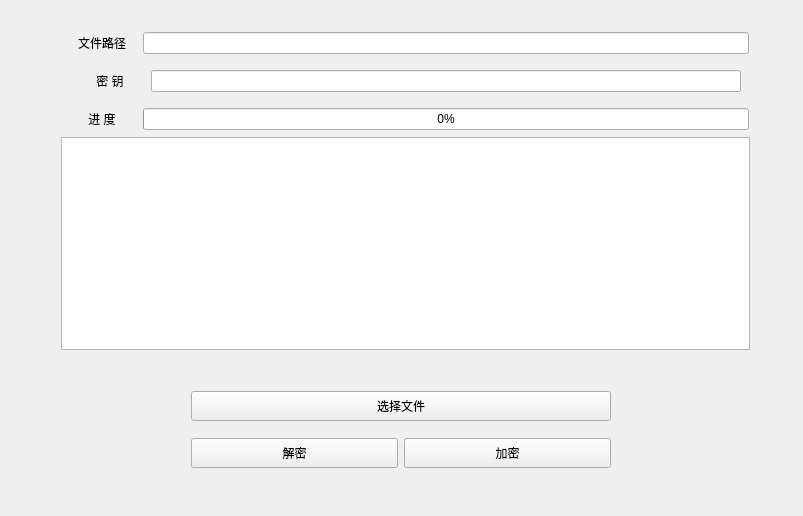
Before: the Qt Designer form widget.ui in AiBryce/FileEncryptionAndDecryptionProgramDemo, drawn with Qt 5.
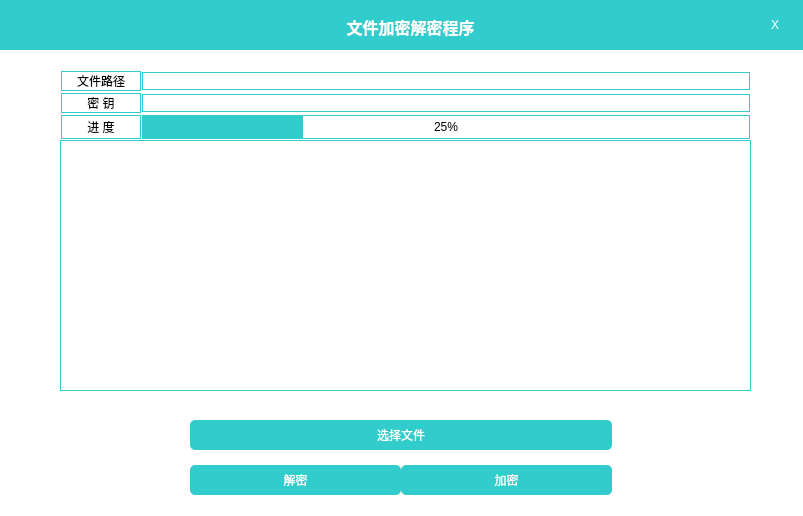
After: the same form once the commit is applied.

Commit message: 美化界面

What changed in the file:
```diff
--- a/widget.ui
+++ b/widget.ui
@@ -13,27 +13,64 @@
   <property name="windowTitle">
    <string>Widget</string>
   </property>
+  <property name="styleSheet">
+   <string notr="true">    *{background-color:rgb(255, 255, 255);}
+QPushButton
+{
+    color:white;
+    background-color:rgb(51, 204, 204);
+    border-radius:5px;
+}
+
+QPushButton:hover
+{
+background-color:rgb(0,130,150);
+border:2px solid #5F92B2;
+border-radius:5px;
+color:white;
+}
+QLineEdit
+{
+border: 1px solid rgb(51, 204, 204);
+}
+QProgressBar
+{
+border: 1px solid rgb(51, 204, 204);
+}
+QTextEdit
+{
+border: 1px solid rgb(51, 204, 204);
+}
+QLabel
+{
+border: 1px solid rgb(51, 204, 204);
+}
+</string>
+  </property>
   <widget class="QWidget" name="verticalWidget" native="true">
    <property name="geometry">
     <rect>
      <x>60</x>
-     <y>30</y>
+     <y>70</y>
      <width>691</width>
      <height>321</height>
     </rect>
    </property>
    <layout class="QVBoxLayout" name="verticalLayout">
+    <property name="spacing">
+     <number>0</number>
+    </property>
     <property name="leftMargin">
-     <number>1</number>
+     <number>0</number>
     </property>
     <property name="topMargin">
-     <number>1</number>
+     <number>0</number>
     </property>
     <property name="rightMargin">
-     <number>1</number>
+     <number>0</number>
     </property>
     <property name="bottomMargin">
-     <number>1</number>
+     <number>0</number>
     </property>
     <item>
      <widget class="QWidget" name="horizontalWidget_2" native="true">
@@ -102,6 +139,18 @@
        <property name="spacing">
         <number>1</number>
        </property>
+       <property name="leftMargin">
+        <number>1</number>
+       </property>
+       <property name="topMargin">
+        <number>1</number>
+       </property>
+       <property name="rightMargin">
+        <number>1</number>
+       </property>
+       <property name="bottomMargin">
+        <number>1</number>
+       </property>
        <item>
         <widget class="QLabel" name="label_2">
          <property name="sizePolicy">
@@ -178,8 +227,17 @@
        </item>
        <item>
         <widget class="QProgressBar" name="progressBar">
+         <property name="styleSheet">
+          <string notr="true">QProgressBar::chunk {
+               background-color:rgb(51, 204, 204);
+               width: 20px;
+     }</string>
+         </property>
          <property name="value">
-          <number>0</number>
+          <number>25</number>
+         </property>
+         <property name="alignment">
+          <set>Qt::AlignCenter</set>
          </property>
         </widget>
        </item>
@@ -199,7 +257,7 @@
    <property name="geometry">
     <rect>
      <x>190</x>
-     <y>390</y>
+     <y>420</y>
      <width>422</width>
      <height>91</height>
     </rect>
@@ -211,17 +269,20 @@
     </size>
    </property>
    <layout class="QVBoxLayout" name="verticalLayout_2">
+    <property name="spacing">
+     <number>0</number>
+    </property>
     <property name="leftMargin">
-     <number>1</number>
+     <number>0</number>
     </property>
     <property name="topMargin">
-     <number>1</number>
+     <number>0</number>
     </property>
     <property name="rightMargin">
-     <number>1</number>
+     <number>0</number>
     </property>
     <property name="bottomMargin">
-     <number>1</number>
+     <number>0</number>
     </property>
     <item>
      <widget class="QPushButton" name="pushButton">
@@ -248,6 +309,9 @@
        </size>
       </property>
       <layout class="QHBoxLayout" name="horizontalLayout">
+       <property name="spacing">
+        <number>0</number>
+       </property>
        <property name="leftMargin">
         <number>0</number>
        </property>
@@ -291,6 +355,97 @@
     </item>
    </layout>
   </widget>
+  <widget class="QWidget" name="horizontalWidget_4" native="true">
+   <property name="geometry">
+    <rect>
+     <x>0</x>
+     <y>0</y>
+     <width>830</width>
+     <height>50</height>
+    </rect>
+   </property>
+   <property name="layoutDirection">
+    <enum>Qt::LeftToRight</enum>
+   </property>
+   <property name="styleSheet">
+    <string notr="true">
+  background-color:rgb(51, 204, 204);</string>
+   </property>
+   <widget class="QLabel" name="label_4">
+    <property name="geometry">
+     <rect>
+      <x>320</x>
+      <y>14</y>
+      <width>178</width>
+      <height>25</height>
+     </rect>
+    </property>
+    <property name="sizePolicy">
+     <sizepolicy hsizetype="Minimum" vsizetype="Preferred">
+      <horstretch>0</horstretch>
+      <verstretch>0</verstretch>
+     </sizepolicy>
+    </property>
+    <property name="maximumSize">
+     <size>
+      <width>730</width>
+      <height>16777215</height>
+     </size>
+    </property>
+    <property name="styleSheet">
+     <string notr="true">color:rgb(255, 255, 255)</string>
+    </property>
+    <property name="text">
+     <string>&lt;html&gt;&lt;head/&gt;&lt;body&gt;&lt;p align=&quot;center&quot;&gt;&lt;span style=&quot; font-size:12pt; font-weight:600;&quot;&gt;文件加密解密程序&lt;/span&gt;&lt;/p&gt;&lt;/body&gt;&lt;/html&gt;</string>
+    </property>
+    <property name="textFormat">
+     <enum>Qt::AutoText</enum>
+    </property>
+   </widget>
+   <widget class="QPushButton" name="pushButton_3">
+    <property name="geometry">
+     <rect>
+      <x>750</x>
+      <y>0</y>
+      <width>50</width>
+      <height>50</height>
+     </rect>
+    </property>
+    <property name="sizePolicy">
+     <sizepolicy hsizetype="Minimum" vsizetype="Fixed">
+      <horstretch>0</horstretch>
+      <verstretch>100</verstretch>
+     </sizepolicy>
+    </property>
+    <property name="minimumSize">
+     <size>
+      <width>50</width>
+      <height>50</height>
+     </size>
+    </property>
+    <property name="maximumSize">
+     <size>
+      <width>50</width>
+      <height>50</height>
+     </size>
+    </property>
+    <property name="layoutDirection">
+     <enum>Qt::LeftToRight</enum>
+    </property>
+    <property name="styleSheet">
+     <string notr="true">QPushButton:hover
+{
+background-color:rgb(51, 204, 204);
+border: 0px solid #FFFFFF;
+               border-radius: 0px;
+
+}</string>
+    </property>
+    <property name="text">
+     <string>X</string>
+    </property>
+   </widget>
+  </widget>
  </widget>
  <resources/>
  <connections/>
```
The commit also changes 4 other files.
